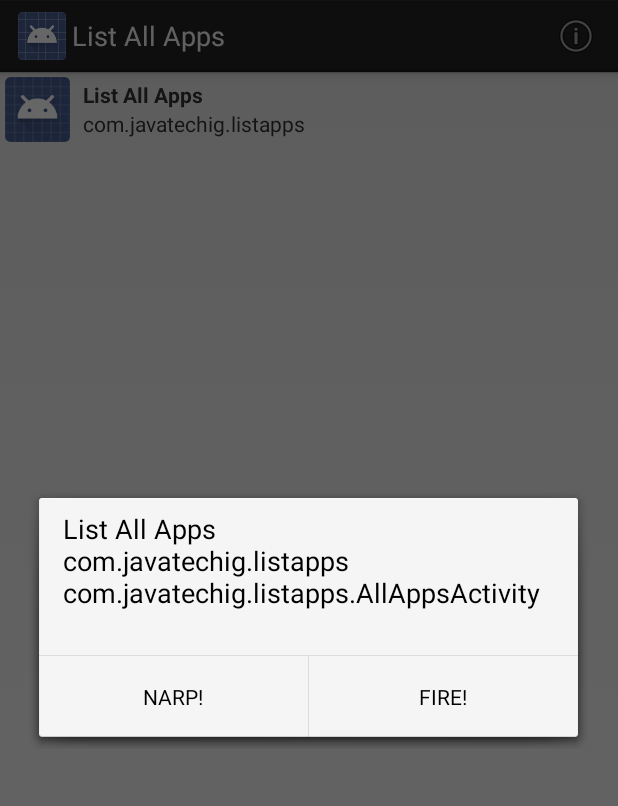
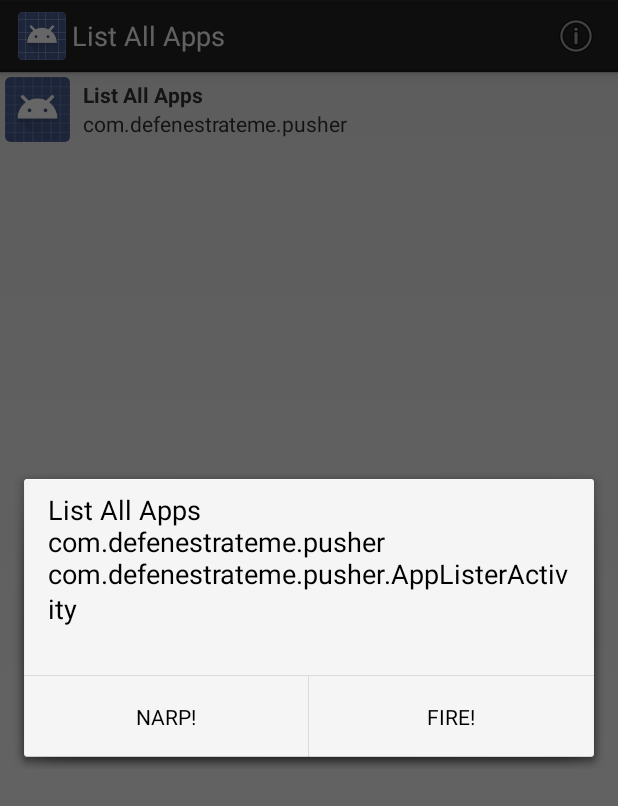
Before and after one commit to 474r4x14/Icon-Pusher-App, an Android app: the screen it shows after launch (AllAppsActivity before the commit, AppListerActivity after it), after a tap on "List All Apps", on a phone screen of 412 x 824 dp. Shown: the top 806 px of the screen. Run offline under Robolectric (Android 15) with nearby library versions, the phone set to English and light mode, and no system bars.

Commit message:
Updated names

```diff
--- a/app/build.gradle
+++ b/app/build.gradle
@@ -5,7 +5,7 @@ android {
     buildToolsVersion "23.0.2"
 
     defaultConfig {
-        applicationId "com.javatechig.listapps"
+        applicationId "com.defenestrateme.pusher"
         minSdkVersion 8
         targetSdkVersion 17
     }
--- a/app/src/main/AndroidManifest.xml
+++ b/app/src/main/AndroidManifest.xml
@@ -1,6 +1,6 @@
 <?xml version="1.0" encoding="utf-8"?>
 <manifest xmlns:android="http://schemas.android.com/apk/res/android"
-    package="com.javatechig.listapps"
+    package="com.defenestrateme.pusher"
     android:versionCode="1"
     android:versionName="1.0" >
 
@@ -16,7 +16,7 @@
         android:label="@string/app_name"
         android:theme="@style/AppTheme" >
         <activity
-            android:name="com.javatechig.listapps.AllAppsActivity"
+            android:name="com.defenestrateme.pusher.AppListerActivity"
             android:label="@string/app_name" >
             <intent-filter>
                 <action android:name="android.intent.action.MAIN" />
--- a/app/src/main/java/com/javatechig/listapps/AllAppsActivity.java
+++ b/app/src/main/java/com/defenestrateme/pusher/AppListerActivity.java
@@ -1,8 +1,7 @@
-package com.javatechig.listapps;
+package com.defenestrateme.pusher;
 
 import java.io.IOException;
 import java.io.PrintWriter;
-import java.io.UnsupportedEncodingException;
 import java.net.HttpURLConnection;
 import java.net.MalformedURLException;
 import java.net.URL;
@@ -32,11 +31,10 @@ import android.view.MenuItem;
 import android.view.View;
 import android.widget.ListView;
 
-import org.apache.http.NameValuePair;
 import android.provider.Settings.Secure;
 
 
-public class AllAppsActivity extends ListActivity {
+public class AppListerActivity extends ListActivity {
 	private PackageManager packageManager = null;
 	private List<ApplicationInfo> applist = null;
 	private ApplicationAdapter listadaptor = null;
@@ -282,7 +280,7 @@ public class AllAppsActivity extends ListActivity {
 		@Override
 		protected Void doInBackground(Void... params) {
 			applist = checkForLaunchIntent(packageManager.getInstalledApplications(PackageManager.GET_META_DATA));
-			listadaptor = new ApplicationAdapter(AllAppsActivity.this,
+			listadaptor = new ApplicationAdapter(AppListerActivity.this,
 					R.layout.snippet_list_row, applist);
 
 			return null;
@@ -302,7 +300,7 @@ public class AllAppsActivity extends ListActivity {
 
 		@Override
 		protected void onPreExecute() {
-			progress = ProgressDialog.show(AllAppsActivity.this, null,
+			progress = ProgressDialog.show(AppListerActivity.this, null,
 					"Loading application info...");
 			super.onPreExecute();
 		}
--- a/app/src/main/java/com/javatechig/listapps/ApplicationAdapter.java
+++ b/app/src/main/java/com/defenestrateme/pusher/ApplicationAdapter.java
@@ -1,4 +1,4 @@
-package com.javatechig.listapps;
+package com.defenestrateme.pusher;
 
 import java.util.List;
 
```
